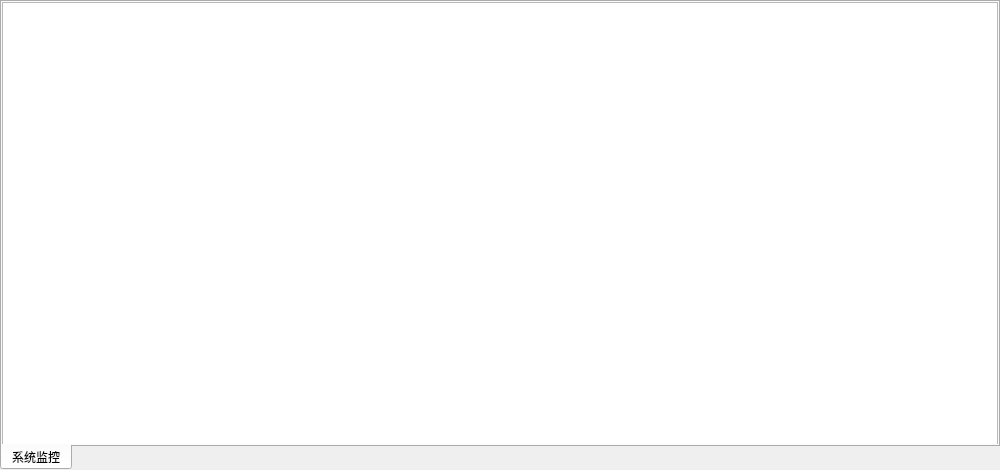
First picture: the form in widget/monitor/mainmonitor_widget.ui, repository yanghang8612/SMAMMainUI, before the edit.
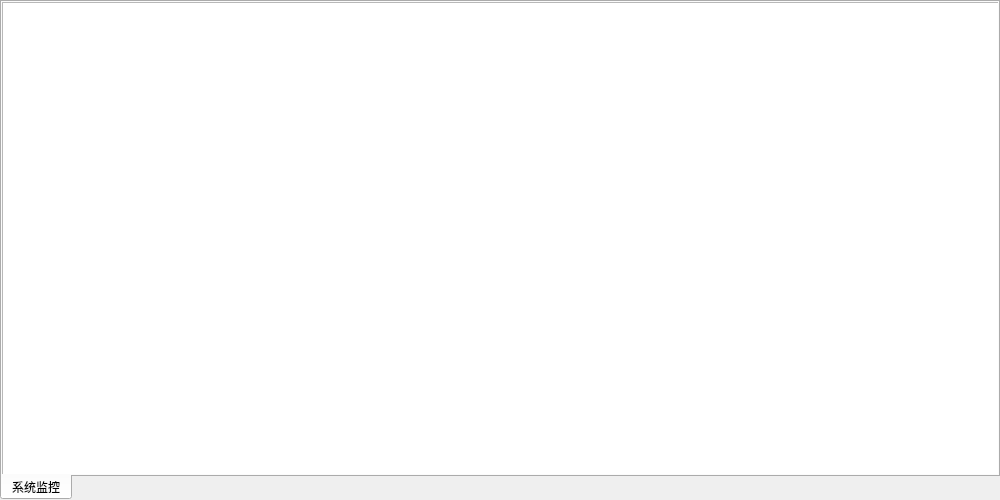
Second picture: the form after the edit.

The edit to the form file:
```diff
--- a/widget/monitor/mainmonitor_widget.ui
+++ b/widget/monitor/mainmonitor_widget.ui
@@ -7,7 +7,7 @@
     <x>0</x>
     <y>0</y>
     <width>1000</width>
-    <height>470</height>
+    <height>500</height>
    </rect>
   </property>
   <property name="tabPosition">
@@ -25,8 +25,8 @@
      <rect>
       <x>0</x>
       <y>0</y>
-      <width>996</width>
-      <height>444</height>
+      <width>1000</width>
+      <height>480</height>
      </rect>
     </property>
    </widget>
```
